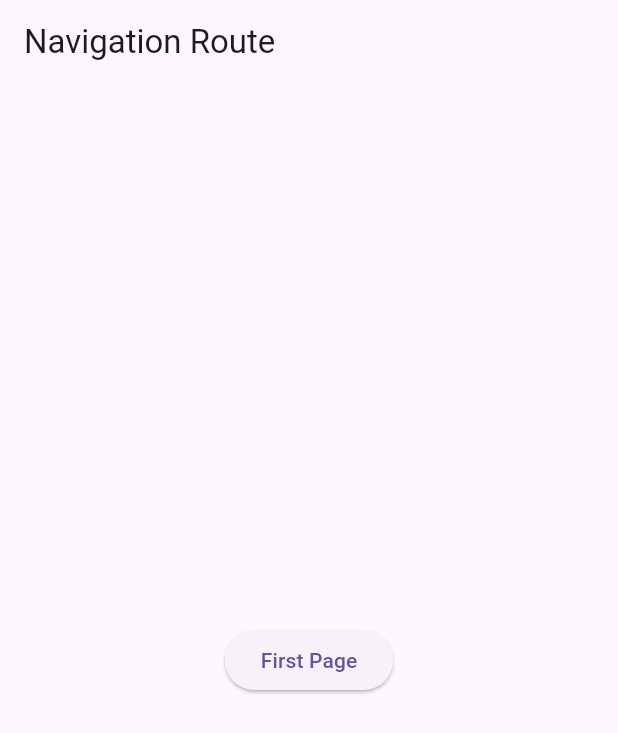
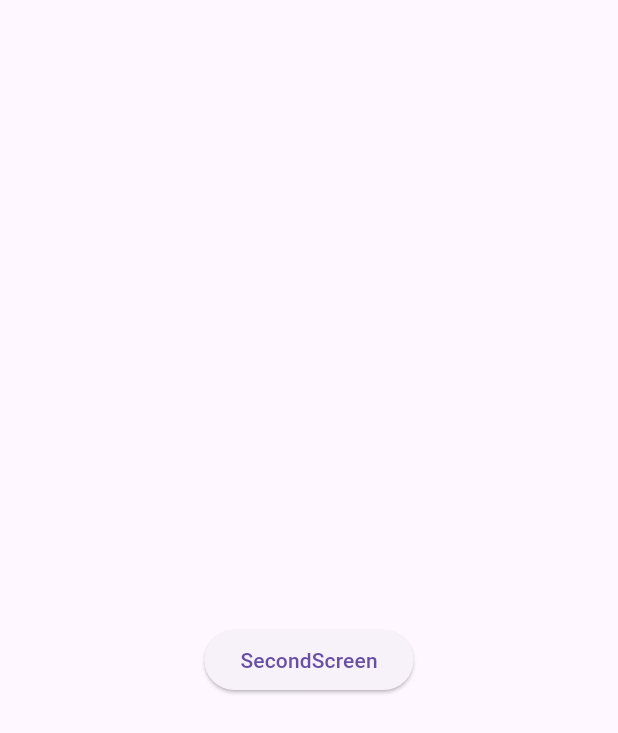
Before and after one commit to MrGatitu/navigation, a Flutter app: the screen it shows after launch, after a tap on "First Page", on a phone screen of 412 x 824 dp. Shown: the top 733 px of the screen. Run offline on Flutter 3.47's test engine with Material 3 defaults, Android fonts, the phone set to English and light mode, and no system bars.

```diff
--- a/lib/first.dart
+++ b/lib/first.dart
@@ -1,4 +1,5 @@
 import 'package:flutter/material.dart';
+import './second.dart';
 
 class First extends StatelessWidget {
   const First({super.key});
@@ -13,7 +14,10 @@ class First extends StatelessWidget {
           ),
           body: Center(
             child: ElevatedButton(
-              onPressed: (){},
+              onPressed: () {
+                Navigator.push(context,
+                    MaterialPageRoute(builder: (context) => const Second()));
+              },
               child: Text('First Page'),
             ),
           ),
--- a/lib/second.dart
+++ b/lib/second.dart
@@ -0,0 +1,23 @@
+import 'package:flutter/material.dart';
+
+class Second extends StatelessWidget {
+  const Second({super.key});
+
+  @override
+  Widget build(BuildContext context) {
+    return MaterialApp(
+      debugShowCheckedModeBanner: false,
+      home: Scaffold(
+        appBar: AppBar(),
+        body: Center(
+          child: ElevatedButton(
+            onPressed: () {
+              Navigator.pop(context);
+            },
+            child: Text('SecondScreen'),
+          ),
+        ),
+      ),
+    );
+  }
+}
```
